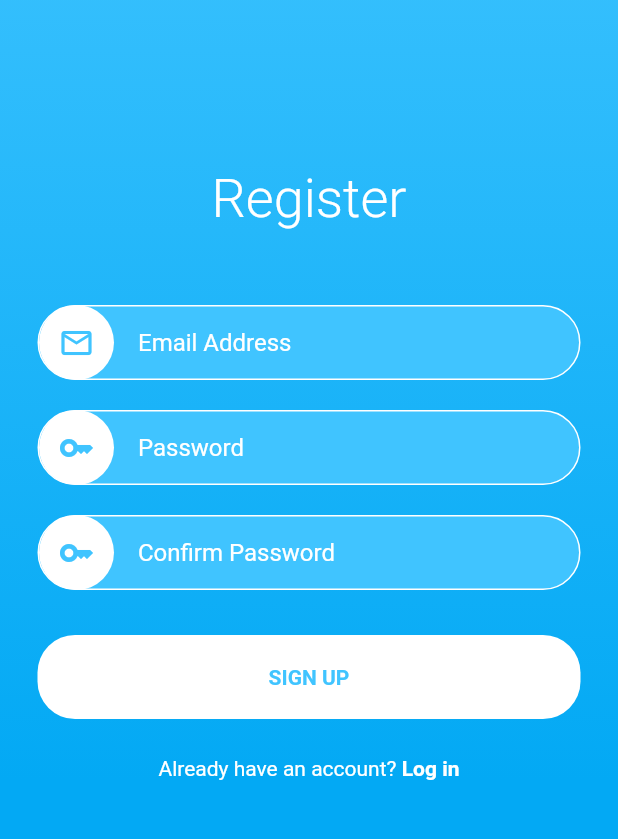
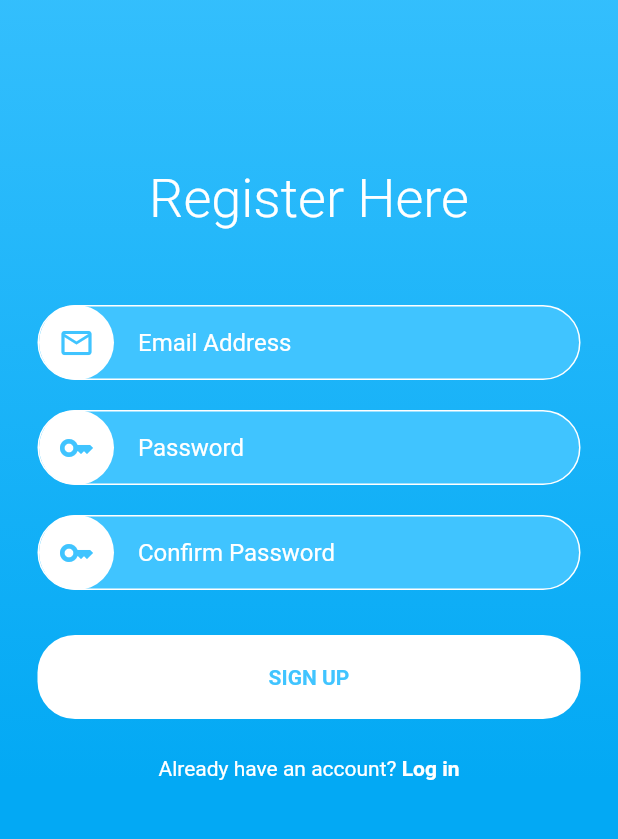
Before and after one commit to sriharshak27/tracker, a Flutter app: the screen it shows after launch, after a tap on "Register now", on a phone screen of 412 x 824 dp, the part 208-1047 px from its top. Run offline on Flutter 3.47's test engine with Material 2 defaults, Android fonts, the phone set to English and light mode, and no system bars; our stand-ins replace firebase_auth, firebase_core, google_nav_bar; accounts and stored records are empty; network calls fail.

Commit message:
font size changes in login and register

```diff
--- a/lib/pages/login_page.dart
+++ b/lib/pages/login_page.dart
@@ -59,7 +59,7 @@ class _LoginPageState extends State<LoginPage> {
                   style: TextStyle(
                     color: Colors.white,
                     fontWeight: FontWeight.w200,
-                    fontSize: 36,
+                    fontSize: 50,
                   ),
                 ),
                 SizedBox(height: 100),
--- a/lib/pages/register_page.dart
+++ b/lib/pages/register_page.dart
@@ -74,7 +74,7 @@ class _RegisterPageState extends State<RegisterPage> {
                 ),
                 SizedBox(height: 75,),
                 Text(
-                  'Register',
+                  'Register Here',
                   style: TextStyle(
                     color: Colors.white,
                     fontSize: 36,
```
